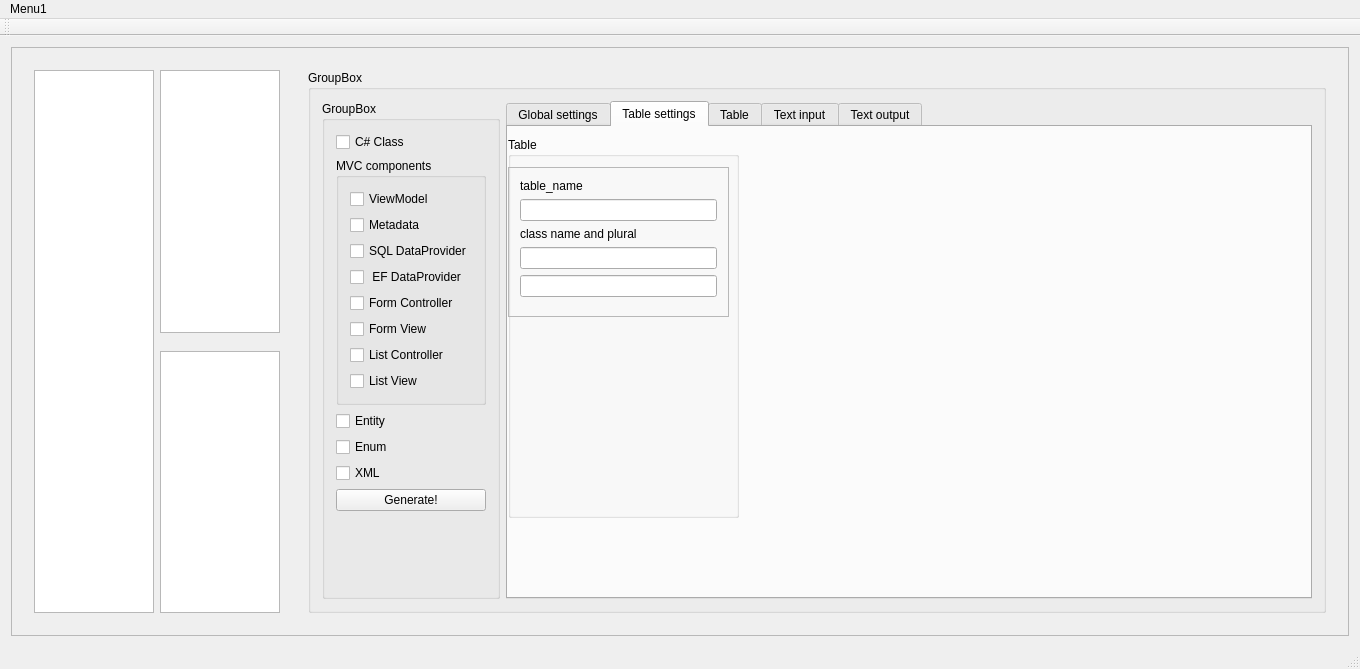
Above: retek2.ui from horvathzoltan/retek2 before the change. Below: the same form after it.
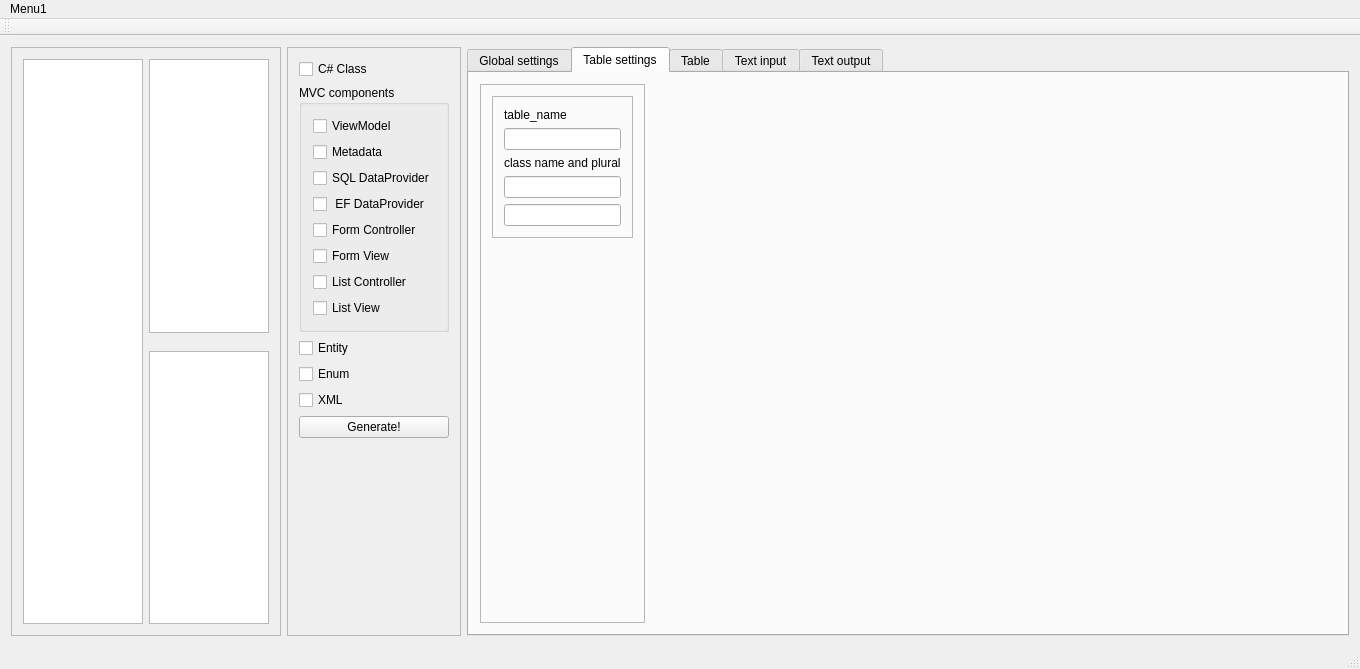
That is the form after the change. The open tabs and pages were chosen to show the change. Icons and pictures are not drawn.

Diff of the .ui file:
```diff
--- a/retek2.ui
+++ b/retek2.ui
@@ -24,47 +24,92 @@
      <height>16777215</height>
     </size>
    </property>
-   <layout class="QGridLayout" name="gridLayout">
-    <item row="0" column="0">
-     <widget class="QScrollArea" name="scrollArea">
-      <property name="widgetResizable">
-       <bool>true</bool>
-      </property>
-      <widget class="QWidget" name="scrollAreaWidgetContents">
-       <property name="geometry">
-        <rect>
-         <x>0</x>
-         <y>0</y>
-         <width>1340</width>
-         <height>589</height>
-        </rect>
-       </property>
-       <layout class="QGridLayout" name="gridLayout_2">
-        <item row="1" column="2">
-         <widget class="QFrame" name="frame_2">
-          <layout class="QVBoxLayout" name="verticalLayout_2">
+   <layout class="QHBoxLayout" name="horizontalLayout_6">
            <item>
-            <widget class="QGroupBox" name="groupBox_4">
+     <widget class="QFrame" name="frame">
              <property name="sizePolicy">
-              <sizepolicy hsizetype="Preferred" vsizetype="Preferred">
+       <sizepolicy hsizetype="Maximum" vsizetype="Preferred">
                <horstretch>0</horstretch>
                <verstretch>0</verstretch>
               </sizepolicy>
              </property>
-             <property name="title">
-              <string>GroupBox</string>
-             </property>
-             <layout class="QHBoxLayout" name="horizontalLayout">
+      <property name="maximumSize">
+       <size>
+        <width>400</width>
+        <height>16777215</height>
+       </size>
+      </property>
+      <property name="frameShape">
+       <enum>QFrame::StyledPanel</enum>
+      </property>
+      <property name="frameShadow">
+       <enum>QFrame::Raised</enum>
+      </property>
+      <layout class="QGridLayout" name="gridLayout_3">
+       <item row="0" column="0" rowspan="4">
+        <widget class="QListWidget" name="listWidget_ztables">
+         <property name="minimumSize">
+          <size>
+           <width>120</width>
+           <height>0</height>
+          </size>
+         </property>
+         <property name="maximumSize">
+          <size>
+           <width>120</width>
+           <height>16777215</height>
+          </size>
+         </property>
+        </widget>
+       </item>
+       <item row="3" column="1">
+        <widget class="QListWidget" name="listWidget_3">
+         <property name="minimumSize">
+          <size>
+           <width>120</width>
+           <height>0</height>
+          </size>
+         </property>
+         <property name="maximumSize">
+          <size>
+           <width>120</width>
+           <height>16777215</height>
+          </size>
+         </property>
+        </widget>
+       </item>
+       <item row="0" column="1">
+        <widget class="QListWidget" name="listWidget_IdegenKulcs">
+         <property name="minimumSize">
+          <size>
+           <width>120</width>
+           <height>0</height>
+          </size>
+         </property>
+         <property name="maximumSize">
+          <size>
+           <width>120</width>
+           <height>16777215</height>
+          </size>
+         </property>
+        </widget>
+       </item>
+      </layout>
+     </widget>
+    </item>
               <item>
-               <widget class="QGroupBox" name="groupBox_5">
+     <widget class="QFrame" name="frame_5">
                 <property name="minimumSize">
                  <size>
                   <width>130</width>
                   <height>0</height>
                  </size>
                 </property>
-                <property name="title">
-                 <string>GroupBox</string>
+      <property name="frameShape">
+       <enum>QFrame::StyledPanel</enum>
+      </property>
+      <property name="frameShadow">
+       <enum>QFrame::Raised</enum>
                 </property>
                 <layout class="QVBoxLayout" name="verticalLayout">
                  <item>
@@ -281,6 +326,12 @@
               </item>
               <item>
                <widget class="QTabWidget" name="tabWidget">
+      <property name="sizePolicy">
+       <sizepolicy hsizetype="Expanding" vsizetype="Expanding">
+        <horstretch>0</horstretch>
+        <verstretch>0</verstretch>
+       </sizepolicy>
+      </property>
                 <property name="currentIndex">
                  <number>0</number>
                 </property>
@@ -288,6 +339,8 @@
                  <attribute name="title">
                   <string>Global settings</string>
                  </attribute>
+       <layout class="QHBoxLayout" name="horizontalLayout">
+        <item>
                  <widget class="QTabWidget" name="tabWidget_2">
                   <property name="geometry">
                    <rect>
@@ -712,32 +765,28 @@
                    </layout>
                   </widget>
                  </widget>
+        </item>
+       </layout>
                 </widget>
                 <widget class="QWidget" name="tab_5">
                  <attribute name="title">
                   <string>Table settings</string>
                  </attribute>
-                 <widget class="QGroupBox" name="groupBox_7">
-                  <property name="geometry">
-                   <rect>
-                    <x>0</x>
-                    <y>10</y>
-                    <width>231</width>
-                    <height>381</height>
-                   </rect>
-                  </property>
-                  <property name="title">
-                   <string>Table</string>
-                  </property>
+       <layout class="QHBoxLayout" name="horizontalLayout_7">
+        <item>
+         <widget class="QFrame" name="frame_7">
+          <property name="sizePolicy">
+           <sizepolicy hsizetype="Preferred" vsizetype="Expanding">
+            <horstretch>0</horstretch>
+            <verstretch>0</verstretch>
+           </sizepolicy>
+          </property>
+          <property name="frameShape">
+           <enum>QFrame::StyledPanel</enum>
+          </property>
+          <layout class="QVBoxLayout" name="verticalLayout_2">
+           <item>
                   <widget class="QFrame" name="frame_5">
-                   <property name="geometry">
-                    <rect>
-                     <x>0</x>
-                     <y>30</y>
-                     <width>221</width>
-                     <height>150</height>
-                    </rect>
-                   </property>
                    <property name="minimumSize">
                     <size>
                      <width>0</width>
@@ -752,7 +801,14 @@
                    </property>
                    <layout class="QFormLayout" name="formLayout_5">
                     <item row="1" column="0" colspan="2">
-                     <widget class="QLineEdit" name="lineEdit_tablename"/>
+               <widget class="QLineEdit" name="lineEdit_tablename">
+                <property name="sizePolicy">
+                 <sizepolicy hsizetype="Preferred" vsizetype="Fixed">
+                  <horstretch>0</horstretch>
+                  <verstretch>0</verstretch>
+                 </sizepolicy>
+                </property>
+               </widget>
                     </item>
                     <item row="0" column="0" colspan="2">
                      <widget class="QLabel" name="label_4">
@@ -770,7 +826,7 @@
                     <item row="3" column="0" colspan="2">
                      <widget class="QLineEdit" name="lineEdit_classname">
                       <property name="sizePolicy">
-                       <sizepolicy hsizetype="Expanding" vsizetype="Fixed">
+                 <sizepolicy hsizetype="Preferred" vsizetype="Fixed">
                         <horstretch>0</horstretch>
                         <verstretch>0</verstretch>
                        </sizepolicy>
@@ -778,7 +834,14 @@
                      </widget>
                     </item>
                     <item row="4" column="0" colspan="2">
-                     <widget class="QLineEdit" name="lineEdit_classname_plural"/>
+               <widget class="QLineEdit" name="lineEdit_classname_plural">
+                <property name="sizePolicy">
+                 <sizepolicy hsizetype="Preferred" vsizetype="Fixed">
+                  <horstretch>0</horstretch>
+                  <verstretch>0</verstretch>
+                 </sizepolicy>
+                </property>
+               </widget>
                     </item>
                     <item row="2" column="0" colspan="2">
                      <widget class="QLabel" name="labelConnstring_2">
@@ -795,7 +858,37 @@
                     </item>
                    </layout>
                   </widget>
-                 </widget>
+           </item>
+           <item>
+            <spacer name="verticalSpacer_3">
+             <property name="orientation">
+              <enum>Qt::Vertical</enum>
+             </property>
+             <property name="sizeHint" stdset="0">
+              <size>
+               <width>20</width>
+               <height>366</height>
+              </size>
+             </property>
+            </spacer>
+           </item>
+          </layout>
+         </widget>
+        </item>
+        <item>
+         <spacer name="horizontalSpacer_5">
+          <property name="orientation">
+           <enum>Qt::Horizontal</enum>
+          </property>
+          <property name="sizeHint" stdset="0">
+           <size>
+            <width>40</width>
+            <height>20</height>
+           </size>
+          </property>
+         </spacer>
+        </item>
+       </layout>
                 </widget>
                 <widget class="QWidget" name="tab">
                  <attribute name="title">
@@ -945,82 +1038,6 @@
                  <layout class="QGridLayout" name="gridLayout_7">
                   <item row="0" column="0">
                    <widget class="QTextBrowser" name="textBrowser"/>
-                  </item>
-                 </layout>
-                </widget>
-               </widget>
-              </item>
-             </layout>
-            </widget>
-           </item>
-          </layout>
-         </widget>
-        </item>
-        <item row="1" column="1">
-         <widget class="QFrame" name="frame">
-          <property name="sizePolicy">
-           <sizepolicy hsizetype="Maximum" vsizetype="Preferred">
-            <horstretch>0</horstretch>
-            <verstretch>0</verstretch>
-           </sizepolicy>
-          </property>
-          <property name="maximumSize">
-           <size>
-            <width>400</width>
-            <height>16777215</height>
-           </size>
-          </property>
-          <layout class="QGridLayout" name="gridLayout_3">
-           <item row="0" column="0" rowspan="4">
-            <widget class="QListWidget" name="listWidget_ztables">
-             <property name="minimumSize">
-              <size>
-               <width>120</width>
-               <height>0</height>
-              </size>
-             </property>
-             <property name="maximumSize">
-              <size>
-               <width>120</width>
-               <height>16777215</height>
-              </size>
-             </property>
-            </widget>
-           </item>
-           <item row="3" column="1">
-            <widget class="QListWidget" name="listWidget_3">
-             <property name="minimumSize">
-              <size>
-               <width>120</width>
-               <height>0</height>
-              </size>
-             </property>
-             <property name="maximumSize">
-              <size>
-               <width>120</width>
-               <height>16777215</height>
-              </size>
-             </property>
-            </widget>
-           </item>
-           <item row="0" column="1">
-            <widget class="QListWidget" name="listWidget_IdegenKulcs">
-             <property name="minimumSize">
-              <size>
-               <width>120</width>
-               <height>0</height>
-              </size>
-             </property>
-             <property name="maximumSize">
-              <size>
-               <width>120</width>
-               <height>16777215</height>
-              </size>
-             </property>
-            </widget>
-           </item>
-          </layout>
-         </widget>
         </item>
        </layout>
       </widget>
```
Left out of the diff: 43 changed lines with no effect on the pictures. Lines whose indentation alone changed are shown as unchanged.
